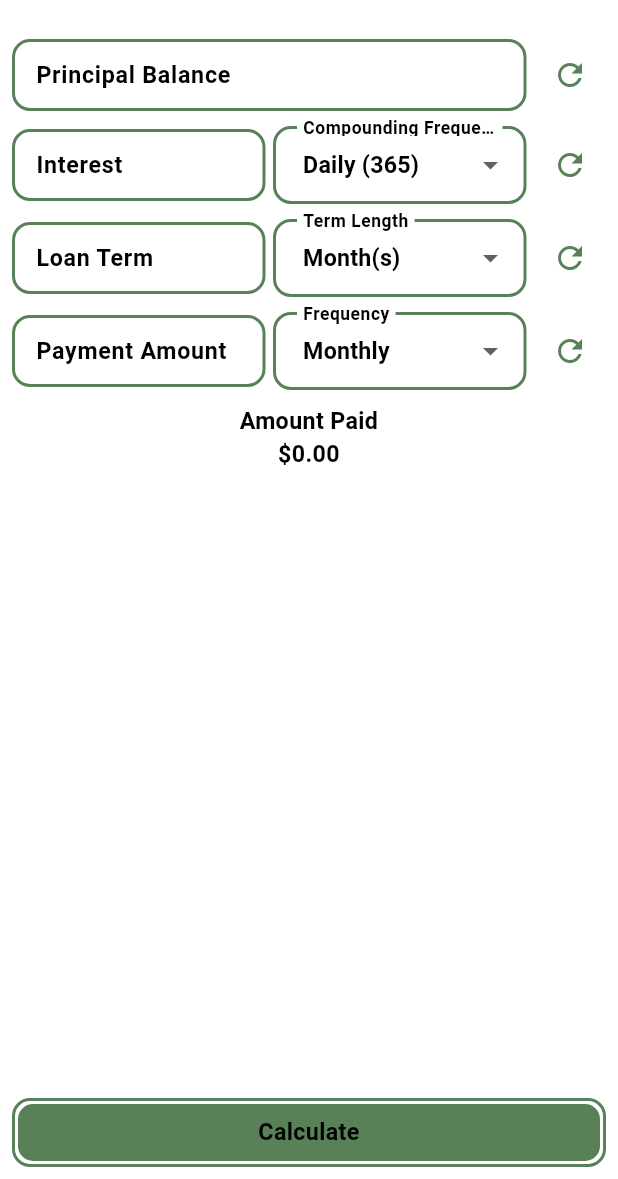
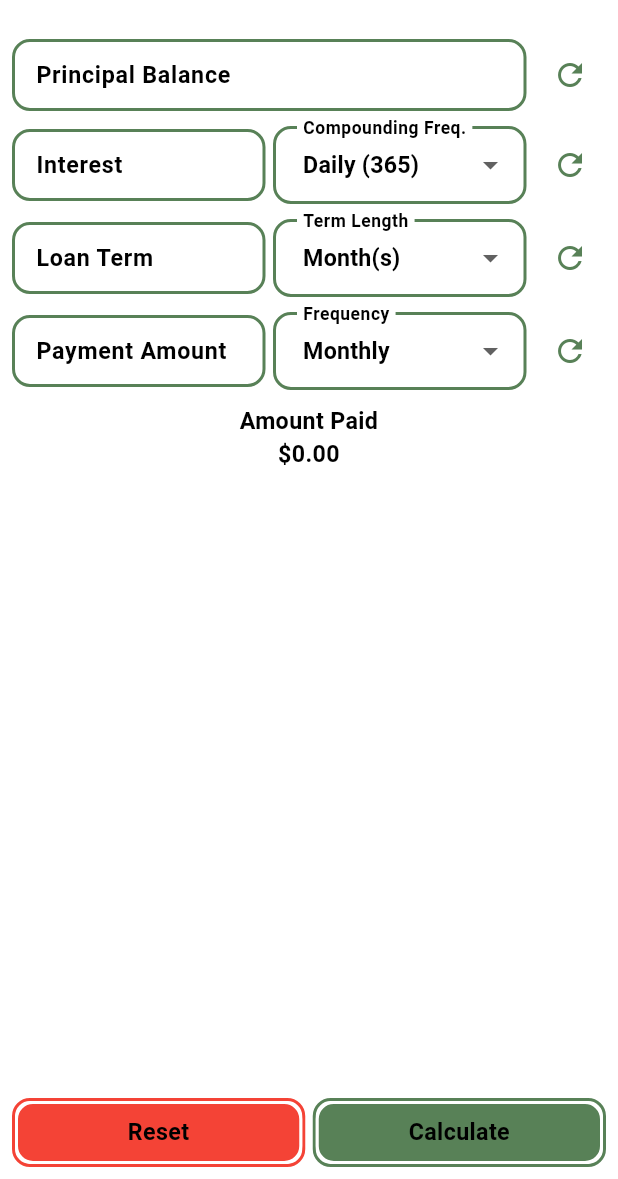
Before and after one commit to zachpfaltzgraff/Loan-Calculator, a Flutter app: the screen it shows after launch, on a phone screen of 412 x 824 dp, the part 57-1236 px from its top. Run offline on Flutter 3.47's test engine with Material 3 defaults, Android fonts, the light colour scheme and no system bars; drawn by our look-alikes of fl_chart; our stand-ins replace shared_preferences, vibration.

Commit message:
formatter

```diff
--- a/loan_calculator/lib/components/calculator_inputs.dart
+++ b/loan_calculator/lib/components/calculator_inputs.dart
@@ -61,6 +61,21 @@ class _CalculatorInputsState extends State<CalculatorInputs> {
         String clean = principalController.text.replaceAll(',', '');
         pieChartData[0].amount = double.tryParse(clean) ?? 0;
       });
+    });
+  }
+
+  resetValues() {
+    setState(() {
+      principalController.text = '';
+      interestCalculator.text = '';
+      selectedCompoundingIndex = 0;
+      selectedPayFrequency = 0;
+      paymentAmountController.text = '';
+      loanTermController.text = '';
+      pieChartData = [
+        PieChartType('Principal', 0, Themes().primaryColor),
+        PieChartType('Interest', 0, Colors.red),
+      ];
     });
   }
 
@@ -154,7 +169,8 @@ class _CalculatorInputsState extends State<CalculatorInputs> {
       }
 
       // Calculate pie chart data - total over lifetime of loan
-      double totalPaymentAmount = paymentAmount! * totalPayments;
+      double j = ratePerPeriod(annualRate);
+      double totalPaymentAmount = paymentAmount * totalPayments;
       double totalInterest = totalPaymentAmount - principal;
 
       pieChartData[0].amount = principal;
@@ -232,7 +248,7 @@ class _CalculatorInputsState extends State<CalculatorInputs> {
                                 theme,
                                 context,
                                 compoundingFrequency,
-                                'Compounding Frequency',
+                                'Compounding Freq.',
                                 (newIndex) {
                                   setState(() {
                                     selectedCompoundingIndex = newIndex;
@@ -351,7 +367,33 @@ class _CalculatorInputsState extends State<CalculatorInputs> {
               ),
             ),
           ),
-          Container(
+          Row(
+            spacing: 5,
+            children: [
+              Expanded(
+                child: Container(
+                  decoration: BoxDecoration(
+                    borderRadius: BorderRadius.circular(12),
+                    border: Border.all(
+                      width: 2,
+                      color: Colors.red,
+                    )
+                  ),
+                  child: RaisedButton(
+                    text: 'Reset',
+                    width: double.infinity,
+                    primaryColor:  Colors.red,
+                    backgroundColor: theme.backgroundColor,
+                    borderRadius: BorderRadius.circular(12),
+                    onPressed: () {
+                      resetValues();
+                    },
+                    textStyle: theme.textStyle(context)
+                  ),
+                ),
+              ),
+              Expanded(
+                child: Container(
                   decoration: BoxDecoration(
                     borderRadius: BorderRadius.circular(12),
                     border: Border.all(
@@ -370,6 +412,9 @@ class _CalculatorInputsState extends State<CalculatorInputs> {
                     },
                     textStyle: theme.textStyle(context)
                   ),
+                ),
+              ),
+            ],
           ),
         ],
       ),
```
Also changed, not shown: loan_calculator/lib/widgets/input.dart (+107 -28 lines). Lines whose indentation alone changed are shown as unchanged.
